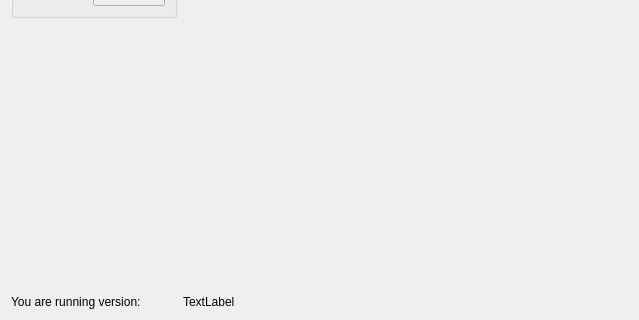
Qt form src/qmap/ui_settings.ui (roam-qgis/Roam) before a commit; both pictures show x 0 to 639 and y 140 to 460 of the 639 by 460 pixel window.
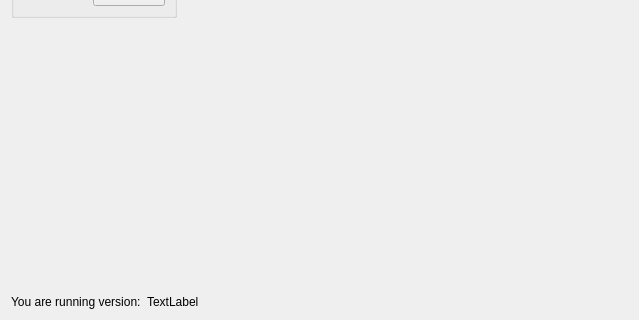
The same form after that commit.

Commit message: Read settings into settings dialog, read version from version.txt

Patch:
```diff
--- a/src/qmap/ui_settings.ui
+++ b/src/qmap/ui_settings.ui
@@ -24,10 +24,12 @@
 
 * {
             font: 20px &quot;Calibri&quot; ;
-        }	</string>
+        }	
+
+QLabel[class=&quot;small&quot;]  {  font: 12px &quot;Calibri&quot; ; }</string>
   </property>
   <layout class="QGridLayout" name="gridLayout">
-   <item row="0" column="0" colspan="2">
+   <item row="0" column="0" colspan="3">
     <widget class="QLabel" name="settingsLabel">
      <property name="text">
       <string>Settings</string>
@@ -53,7 +55,7 @@
      </property>
      <layout class="QGridLayout" name="gridLayout_2">
       <item row="0" column="0">
-       <widget class="QCheckBox" name="checkBox">
+       <widget class="QCheckBox" name="fullScreenCheck">
         <property name="text">
          <string>Fullscreen</string>
         </property>
@@ -79,7 +81,7 @@
        </widget>
       </item>
       <item row="0" column="1">
-       <widget class="QComboBox" name="comboBox"/>
+       <widget class="QComboBox" name="gpsPortCombo"/>
       </item>
      </layout>
     </widget>
@@ -97,7 +99,7 @@
      </property>
     </spacer>
    </item>
-   <item row="2" column="1">
+   <item row="2" column="2" rowspan="2">
     <spacer name="horizontalSpacer">
      <property name="orientation">
       <enum>Qt::Horizontal</enum>
@@ -110,7 +112,7 @@
      </property>
     </spacer>
    </item>
-   <item row="1" column="0" colspan="2">
+   <item row="1" column="0" colspan="3">
     <widget class="Line" name="line">
      <property name="styleSheet">
       <string notr="true">color: rgb(165, 165, 165);</string>
@@ -126,19 +128,38 @@
      </property>
     </widget>
    </item>
-   <item row="5" column="0">
+   <item row="5" column="0" colspan="3">
+    <layout class="QHBoxLayout" name="horizontalLayout">
+     <item>
     <widget class="QLabel" name="versionLabel1">
+       <property name="sizePolicy">
+        <sizepolicy hsizetype="Maximum" vsizetype="Preferred">
+         <horstretch>0</horstretch>
+         <verstretch>0</verstretch>
+        </sizepolicy>
+       </property>
      <property name="text">
       <string>You are running version:</string>
      </property>
-    </widget>
-   </item>
-   <item row="5" column="1">
+       <property name="scaledContents">
+        <bool>false</bool>
+       </property>
+       <property name="class" stdset="0">
+        <string>small</string>
+       </property>
+      </widget>
+     </item>
+     <item>
     <widget class="QLabel" name="versionLabel">
      <property name="text">
       <string>TextLabel</string>
      </property>
-    </widget>
+       <property name="class" stdset="0">
+        <string>small</string>
+       </property>
+      </widget>
+     </item>
+    </layout>
    </item>
   </layout>
  </widget>
```
Lines whose indentation alone changed are shown as unchanged. The commit also changes 3 other files.
